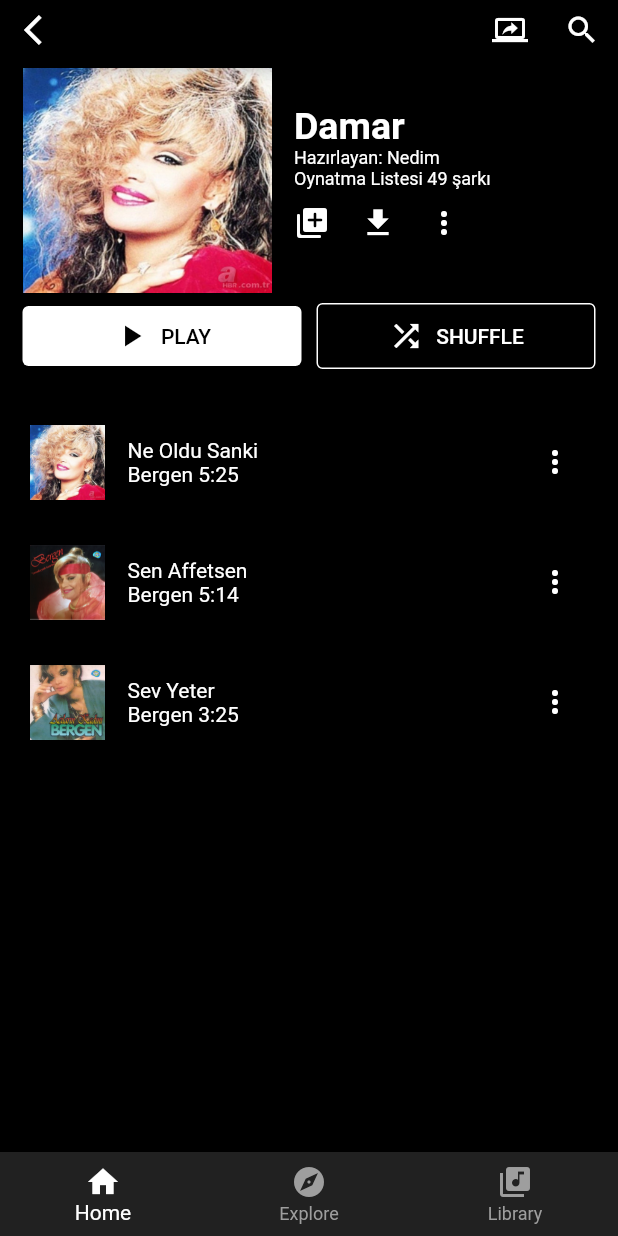
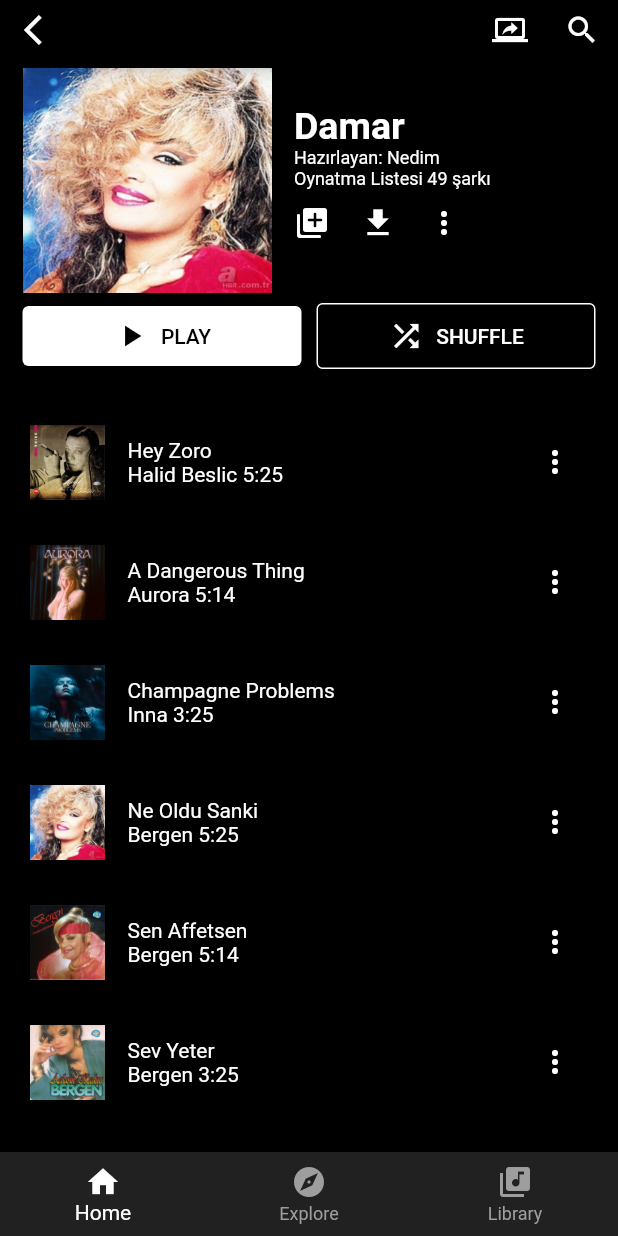
Before and after one commit to NedimRamicevic/youtube_music, a Flutter app: the ListMain screen opened by its route, on a phone screen of 412 x 824 dp. Run offline on Flutter 3.47's test engine with Material 2 defaults, Android fonts, the phone set to English and light mode, and no system bars.

Commit message:
доне

```diff
--- a/lib/widgets/listScreen/listMain.dart
+++ b/lib/widgets/listScreen/listMain.dart
@@ -15,6 +15,21 @@ class ListMain extends StatefulWidget {
 
 List<Song> generateSongList() {
   List<Song> songList = [
+    const Song(
+        artist: "Halid Beslic",
+        name: "Hey Zoro",
+        length: "5:25",
+        coverPhoto: "assets/halid.jpg"),
+    const Song(
+        artist: "Aurora",
+        name: "A Dangerous Thing",
+        length: "5:14",
+        coverPhoto: "assets/dangerous.JPEG"),
+    const Song(
+        artist: "Inna",
+        name: "Champagne Problems",
+        length: "3:25",
+        coverPhoto: "assets/inna.jpg"),
     const Song(
         artist: "Bergen",
         name: "Ne Oldu Sanki",
```
Also changed, not shown: lib/widgets/exploreScreen/explore.dart (+7 -7 lines).
